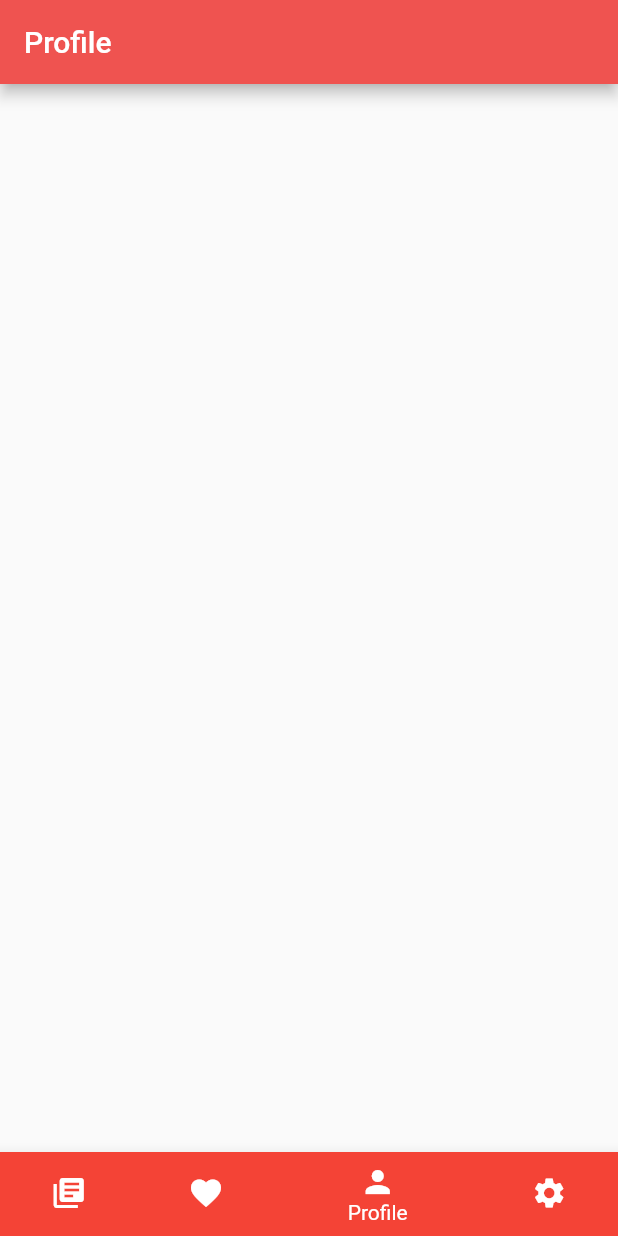
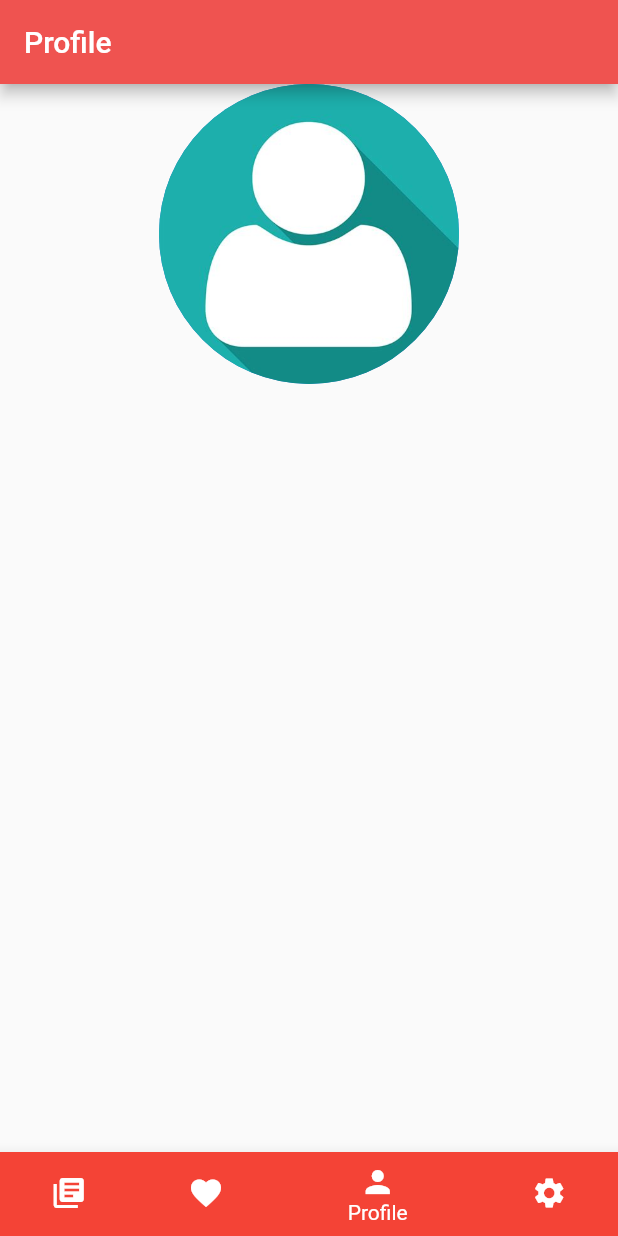
Before and after one commit to motschel123/digital-local-library, a Flutter app: the screen it shows once a user with an empty profile is signed in, item 3 of the bottom bar chosen, on a phone screen of 412 x 824 dp. Run offline on Flutter 3.47's test engine with Material 2 defaults, Android fonts, the phone set to English and light mode, and no system bars; our stand-ins replace cached_network_image, cloud_firestore, firebase_auth, flutter_signin_button, google_sign_in; missing offline and left inert: barcode_scan; accounts and stored records are empty.

Commit message:
"Added image to profile"

```diff
--- a/lib/screens/main/views/profile.dart
+++ b/lib/screens/main/views/profile.dart
@@ -6,6 +6,16 @@ class ProfileView extends StatelessWidget {
       appBar: AppBar(
         title: Text('Profile'),
       ),
+      body: ListView(
+        children: <Widget>[
+          Align(
+            child: CircleAvatar(
+              backgroundImage: AssetImage('assets/default/avatar.jpg'),
+              maxRadius: 100.0,
+            ),
+          ),
+        ],
+      ),
     );
   }
 }
--- a/pubspec.yaml
+++ b/pubspec.yaml
@@ -55,7 +55,7 @@ dev_dependencies:
 # The following section is specific to Flutter.
 flutter:
   assets:
-    - assets/testData/
+    - assets/default/
 
   # The following line ensures that the Material Icons font is
   # included with your application, so that you can use the icons in
```
Also changed, not shown: assets/default/avatar.jpg (added), assets/testData/cafe-am-rande.jpg (deleted), assets/testData/kaffee.jpg (deleted).
